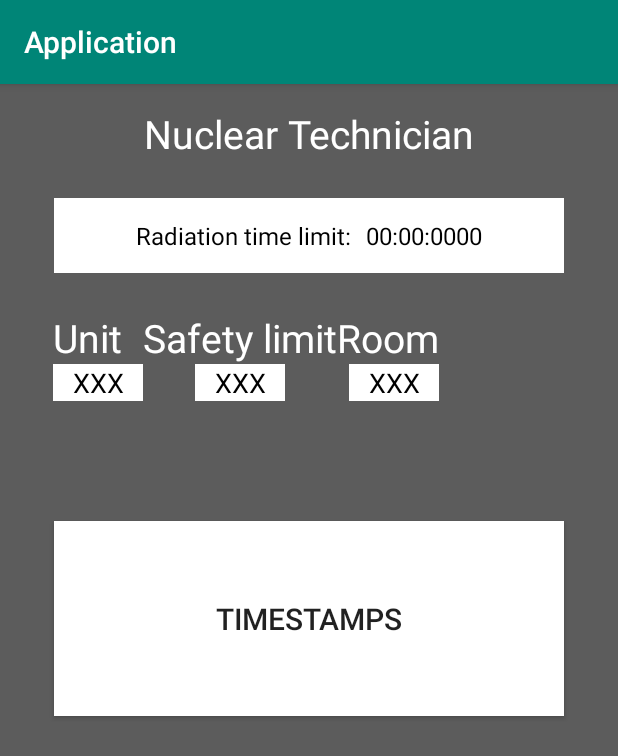
After one commit to Lepuff/PM_PowerPlant, an Android app: the NuclearTechnicianActivity screen opened directly, with no data from a screen before it, on a phone screen of 412 x 824 dp. The commit adds this screen. Shown: the top 756 px of the screen. Run offline under Robolectric (Android 15) with nearby library versions, the phone set to English and light mode, and no system bars.

Commit message:
nuclear view update

```diff
--- a/app/build.gradle
+++ b/app/build.gradle
@@ -25,7 +25,7 @@ android {
 
 dependencies {
     implementation fileTree(dir: 'libs', include: ['*.jar'])
-    implementation"org.jetbrains.kotlin:kotlin-stdlib-jdk7:$kotlin_version"
+    implementation "org.jetbrains.kotlin:kotlin-stdlib-jdk7:$kotlin_version"
     implementation 'androidx.appcompat:appcompat:1.0.2'
     implementation 'androidx.core:core-ktx:1.0.2'
     implementation 'androidx.constraintlayout:constraintlayout:1.1.3'
--- a/app/src/main/AndroidManifest.xml
+++ b/app/src/main/AndroidManifest.xml
@@ -9,6 +9,7 @@
         android:roundIcon="@mipmap/ic_launcher_round"
         android:supportsRtl="true"
         android:theme="@style/AppTheme">
+        <activity android:name=".NuclearTechnicianActivity"></activity>
         <activity android:name=".MainActivity">
             <intent-filter>
                 <action android:name="android.intent.action.MAIN" />
--- /dev/null
+++ b/app/src/main/java/com/example/application/NuclearTechnicianActivity.kt
@@ -0,0 +1,12 @@
+package com.example.application
+
+import androidx.appcompat.app.AppCompatActivity
+import android.os.Bundle
+
+class NuclearTechnicianActivity : AppCompatActivity() {
+
+    override fun onCreate(savedInstanceState: Bundle?) {
+        super.onCreate(savedInstanceState)
+        setContentView(R.layout.activity_nuclear_technician)
+    }
+}
--- /dev/null
+++ b/app/src/main/res/layout/activity_nuclear_technician.xml
@@ -0,0 +1,153 @@
+<?xml version="1.0" encoding="utf-8"?>
+<LinearLayout xmlns:android="http://schemas.android.com/apk/res/android"
+    xmlns:app="http://schemas.android.com/apk/res-auto"
+    xmlns:tools="http://schemas.android.com/tools"
+    android:layout_width="match_parent"
+    android:layout_height="match_parent"
+    android:background="@color/colorGrey"
+    android:orientation="vertical"
+    tools:context=".NuclearTechnicianActivity">
+
+
+    <TextView
+        android:layout_width="match_parent"
+        android:layout_height="wrap_content"
+        android:gravity="center"
+        android:textColor="@color/colorWhite"
+        android:textSize="26sp"
+        android:layout_marginTop="15dp"
+        android:text="@string/nuclear_technician" />
+
+
+    <LinearLayout
+        android:layout_marginTop="25dp"
+        android:orientation="horizontal"
+        android:layout_width="340dp"
+        android:layout_height="50dp"
+        android:background="@color/colorWhite"
+        android:layout_gravity="center"
+        android:gravity="center_horizontal|center_vertical"
+        >
+
+        <TextView
+            android:textColor="@color/colorBlack"
+            android:layout_width="wrap_content"
+            android:layout_height="wrap_content"
+            android:text="Radiation time limit:"
+            android:layout_marginRight="10dp"
+            android:layout_marginEnd="10dp"
+            android:textSize="16sp"/>
+
+        <TextView
+            android:textColor="@color/colorBlack"
+            android:id="@+id/txt_radiation_time"
+            android:layout_width="wrap_content"
+            android:layout_height="wrap_content"
+            android:text="00:00:0000"
+            android:textSize="16sp"
+            />
+    </LinearLayout>
+
+    <LinearLayout
+        android:layout_marginLeft="35dp"
+        android:layout_marginRight="35dp"
+        android:orientation="horizontal"
+        android:layout_marginTop="25dp"
+        android:layout_width="match_parent"
+        android:layout_height="wrap_content">
+
+        <LinearLayout
+            android:layout_gravity="start"
+            android:orientation="vertical"
+            android:layout_width="wrap_content"
+            android:layout_height="wrap_content">
+
+            <TextView
+                android:layout_width="wrap_content"
+                android:layout_height="wrap_content"
+                android:text="Unit"
+                android:textColor="@color/colorWhite"
+                android:textSize="26sp"/>
+
+            <TextView
+                android:id="@+id/txt_unit"
+                android:textAlignment="center"
+                android:background="@color/colorWhite"
+                android:textColor="@color/colorBlack"
+                android:text="XXX"
+                android:textSize="18sp"
+                android:layout_width="60dp"
+                android:layout_height="wrap_content"/>
+
+
+        </LinearLayout>
+
+        <LinearLayout
+            android:gravity="center_horizontal"
+            android:orientation="vertical"
+            android:layout_width="wrap_content"
+            android:layout_height="wrap_content">
+
+            <TextView
+                android:layout_width="wrap_content"
+                android:layout_height="wrap_content"
+                android:text="Safety limit"
+                android:textColor="@color/colorWhite"
+                android:textSize="26sp"/>
+
+            <TextView
+                android:id="@+id/txt_safety_limit"
+                android:textAlignment="center"
+                android:background="@color/colorWhite"
+                android:text="XXX"
+                android:textColor="@color/colorBlack"
+                android:textSize="18sp"
+                android:layout_width="60dp"
+                android:layout_height="wrap_content"/>
+
+
+        </LinearLayout>
+
+
+        <LinearLayout
+            android:orientation="vertical"
+            android:layout_width="wrap_content"
+            android:layout_height="wrap_content">
+
+            <TextView
+                android:layout_width="wrap_content"
+                android:layout_height="wrap_content"
+                android:text="Room"
+                android:textColor="@color/colorWhite"
+                android:textSize="26sp"/>
+
+            <TextView
+                android:id="@+id/txt_room_number"
+                android:textAlignment="center"
+                android:layout_gravity="end"
+                android:background="@color/colorWhite"
+                android:text="XXX"
+                android:textColor="@color/colorBlack"
+                android:textSize="18sp"
+                android:layout_width="60dp"
+                android:layout_height="wrap_content"/>
+
+
+        </LinearLayout>
+
+
+    </LinearLayout>
+
+    <Button
+        android:layout_gravity="center_horizontal"
+        android:layout_marginTop="80dp"
+        android:layout_width="340dp"
+        android:layout_height="130dp"
+        android:background="@color/colorWhite"
+        android:textSize="20sp"
+        android:text="Timestamps">
+
+    </Button>
+
+
+</LinearLayout>
--- a/app/src/main/res/values/colors.xml
+++ b/app/src/main/res/values/colors.xml
@@ -3,4 +3,7 @@
     <color name="colorPrimary">#008577</color>
     <color name="colorPrimaryDark">#00574B</color>
     <color name="colorAccent">#D81B60</color>
+    <color name="colorGrey">#5C5C5C</color>
+    <color name="colorWhite">#FFFFFF</color>
+    <color name="colorBlack">#000000</color>
 </resources>
--- a/app/src/main/res/values/strings.xml
+++ b/app/src/main/res/values/strings.xml
@@ -1,3 +1,4 @@
 <resources>
     <string name="app_name">Application</string>
+    <string name="nuclear_technician">Nuclear Technician</string>
 </resources>
--- /dev/null
+++ b/build.gradle
@@ -0,0 +1,28 @@
+// Top-level build file where you can add configuration options common to all sub-projects/modules.
+
+buildscript {
+    ext.kotlin_version = '1.3.50'
+    repositories {
+        google()
+        jcenter()
+
+    }
+    dependencies {
+        classpath 'com.android.tools.build:gradle:3.5.3'
+        classpath "org.jetbrains.kotlin:kotlin-gradle-plugin:$kotlin_version"
+        // NOTE: Do not place your application dependencies here; they belong
+        // in the individual module build.gradle files
+    }
+}
+
+allprojects {
+    repositories {
+        google()
+        jcenter()
+
+    }
+}
+
+task clean(type: Delete) {
+    delete rootProject.buildDir
+}
--- /dev/null
+++ b/gradle.properties
@@ -0,0 +1,21 @@
+# Project-wide Gradle settings.
+# IDE (e.g. Android Studio) users:
+# Gradle settings configured through the IDE *will override*
+# any settings specified in this file.
+# For more details on how to configure your build environment visit
+# http://www.gradle.org/docs/current/userguide/build_environment.html
+# Specifies the JVM arguments used for the daemon process.
+# The setting is particularly useful for tweaking memory settings.
+org.gradle.jvmargs=-Xmx1536m
+# When configured, Gradle will run in incubating parallel mode.
+# This option should only be used with decoupled projects. More details, visit
+# http://www.gradle.org/docs/current/userguide/multi_project_builds.html#sec:decoupled_projects
+# org.gradle.parallel=true
+# AndroidX package structure to make it clearer which packages are bundled with the
+# Android operating system, and which are packaged with your app's APK
+# https://developer.android.com/topic/libraries/support-library/androidx-rn
+android.useAndroidX=true
+# Automatically convert third-party libraries to use AndroidX
+android.enableJetifier=true
+# Kotlin code style for this project: "official" or "obsolete":
+kotlin.code.style=official
--- /dev/null
+++ b/settings.gradle
@@ -0,0 +1,2 @@
+include ':app'
+rootProject.name='Application'
```
Also changed, not shown: gradle/wrapper/gradle-wrapper.properties (added), 4 other files.
